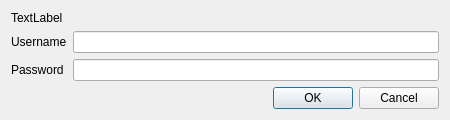
This is passwordPrompt.ui in textbrowser/biblioteq as Qt 5 draws it before an edit. The edited form follows.
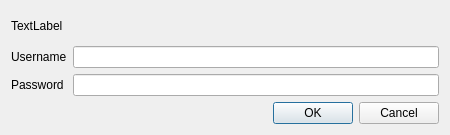
This is the edited form. Icons and pictures are not drawn.

What changed in the file:
```diff
--- a/passwordPrompt.ui
+++ b/passwordPrompt.ui
@@ -7,7 +7,7 @@
     <x>0</x>
     <y>0</y>
     <width>450</width>
-    <height>113</height>
+    <height>135</height>
    </rect>
   </property>
   <property name="windowTitle">
```
